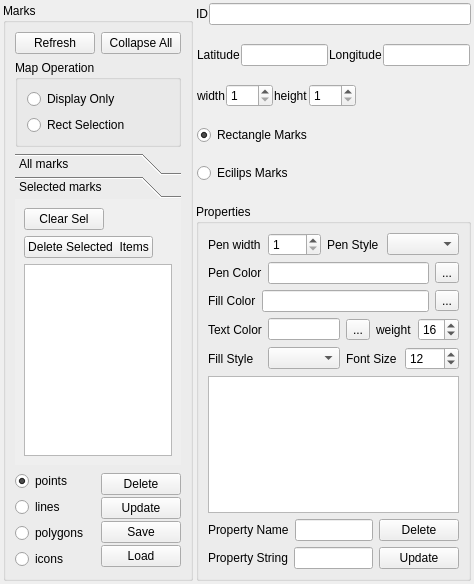
The window that qtvplugin_geomarker/qtvplugin_geomarker.ui (tgut/mercator.qtviewer) describes before a commit, drawn with Qt 5.
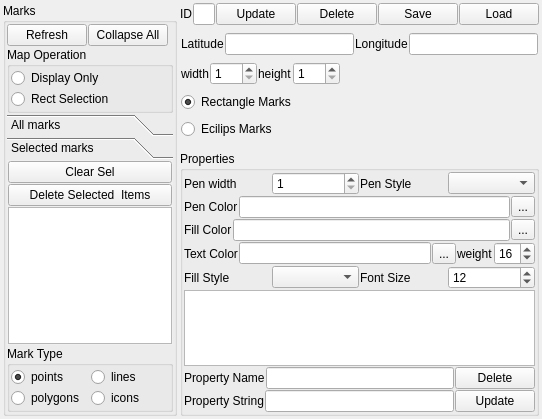
The same window after the commit. The open tabs and pages were chosen to show the change. Icons and pictures are not drawn.

Commit message: 1. sloved a radio button auto exclusive problem in geomarker. 2. sloved a tiny problem that selection  box's coord will be mis-calculated during rotating.

Diff of the .ui file:
```diff
--- a/qtvplugin_geomarker/qtvplugin_geomarker.ui
+++ b/qtvplugin_geomarker/qtvplugin_geomarker.ui
@@ -6,8 +6,8 @@
    <rect>
     <x>0</x>
     <y>0</y>
-    <width>469</width>
-    <height>483</height>
+    <width>542</width>
+    <height>419</height>
    </rect>
   </property>
   <property name="windowTitle">
@@ -38,7 +38,22 @@
      <property name="title">
       <string>Marks</string>
      </property>
-     <layout class="QVBoxLayout" name="verticalLayout_11">
+     <layout class="QVBoxLayout" name="verticalLayout">
+      <property name="spacing">
+       <number>1</number>
+      </property>
+      <property name="leftMargin">
+       <number>1</number>
+      </property>
+      <property name="topMargin">
+       <number>1</number>
+      </property>
+      <property name="rightMargin">
+       <number>1</number>
+      </property>
+      <property name="bottomMargin">
+       <number>1</number>
+      </property>
       <item>
        <layout class="QHBoxLayout" name="horizontalLayout_5">
         <item>
@@ -76,6 +91,21 @@
          <string>Map Operation</string>
         </property>
         <layout class="QVBoxLayout" name="verticalLayout_7">
+         <property name="spacing">
+          <number>1</number>
+         </property>
+         <property name="leftMargin">
+          <number>1</number>
+         </property>
+         <property name="topMargin">
+          <number>1</number>
+         </property>
+         <property name="rightMargin">
+          <number>1</number>
+         </property>
+         <property name="bottomMargin">
+          <number>1</number>
+         </property>
          <item>
           <widget class="QRadioButton" name="radioButton_display">
            <property name="text">
@@ -96,7 +126,7 @@
       <item>
        <widget class="QToolBox" name="toolBox_marks">
         <property name="sizePolicy">
-         <sizepolicy hsizetype="Preferred" vsizetype="MinimumExpanding">
+         <sizepolicy hsizetype="Preferred" vsizetype="Preferred">
           <horstretch>0</horstretch>
           <verstretch>0</verstretch>
          </sizepolicy>
@@ -152,16 +182,29 @@
           <rect>
            <x>0</x>
            <y>0</y>
-           <width>166</width>
-           <height>272</height>
+           <width>169</width>
+           <height>229</height>
           </rect>
          </property>
          <attribute name="label">
           <string>Selected marks</string>
          </attribute>
          <layout class="QVBoxLayout" name="verticalLayout_12">
-          <item>
-           <layout class="QHBoxLayout" name="horizontalLayout_21">
+          <property name="spacing">
+           <number>1</number>
+          </property>
+          <property name="leftMargin">
+           <number>1</number>
+          </property>
+          <property name="topMargin">
+           <number>1</number>
+          </property>
+          <property name="rightMargin">
+           <number>1</number>
+          </property>
+          <property name="bottomMargin">
+           <number>1</number>
+          </property>
             <item>
              <widget class="QPushButton" name="pushButton_sel_clear">
               <property name="text">
@@ -170,23 +213,6 @@
              </widget>
             </item>
             <item>
-             <spacer name="horizontalSpacer_5">
-              <property name="orientation">
-               <enum>Qt::Horizontal</enum>
-              </property>
-              <property name="sizeHint" stdset="0">
-               <size>
-                <width>40</width>
-                <height>20</height>
-               </size>
-              </property>
-             </spacer>
-            </item>
-           </layout>
-          </item>
-          <item>
-           <layout class="QHBoxLayout" name="horizontalLayout_22">
-            <item>
              <widget class="QPushButton" name="pushButton_sel_delselected">
               <property name="text">
                <string>Delete Selected  Items</string>
@@ -194,24 +220,9 @@
              </widget>
             </item>
             <item>
-             <spacer name="horizontalSpacer_6">
-              <property name="orientation">
-               <enum>Qt::Horizontal</enum>
-              </property>
-              <property name="sizeHint" stdset="0">
-               <size>
-                <width>40</width>
-                <height>20</height>
-               </size>
-              </property>
-             </spacer>
-            </item>
-           </layout>
-          </item>
-          <item>
            <widget class="QTableView" name="tableView_marks_sel">
             <property name="sizePolicy">
-             <sizepolicy hsizetype="Expanding" vsizetype="MinimumExpanding">
+             <sizepolicy hsizetype="Expanding" vsizetype="Preferred">
               <horstretch>0</horstretch>
               <verstretch>0</verstretch>
              </sizepolicy>
@@ -223,10 +234,27 @@
        </widget>
       </item>
       <item>
-       <layout class="QHBoxLayout" name="horizontalLayout_2">
-        <item>
-         <layout class="QVBoxLayout" name="verticalLayout">
-          <item>
+       <widget class="QGroupBox" name="groupBox_2">
+        <property name="title">
+         <string>Mark Type</string>
+        </property>
+        <layout class="QGridLayout" name="gridLayout">
+         <property name="leftMargin">
+          <number>1</number>
+         </property>
+         <property name="topMargin">
+          <number>1</number>
+         </property>
+         <property name="rightMargin">
+          <number>1</number>
+         </property>
+         <property name="bottomMargin">
+          <number>1</number>
+         </property>
+         <property name="spacing">
+          <number>1</number>
+         </property>
+         <item row="0" column="0">
            <widget class="QRadioButton" name="radioButton_tool_point">
             <property name="text">
              <string>points</string>
@@ -236,21 +264,21 @@
             </property>
            </widget>
           </item>
-          <item>
+         <item row="0" column="1">
            <widget class="QRadioButton" name="radioButton_tool_line">
             <property name="text">
              <string>lines</string>
             </property>
            </widget>
           </item>
-          <item>
+         <item row="1" column="0">
            <widget class="QRadioButton" name="radioButton_tool_polygon">
             <property name="text">
              <string>polygons</string>
             </property>
            </widget>
           </item>
-          <item>
+         <item row="1" column="1">
            <widget class="QRadioButton" name="radioButton_tool_icons">
             <property name="text">
              <string>icons</string>
@@ -258,19 +286,31 @@
            </widget>
           </item>
          </layout>
-        </item>
+       </widget>
+      </item>
+     </layout>
+    </widget>
+   </item>
         <item>
-         <layout class="QVBoxLayout" name="verticalLayout_3">
+    <layout class="QVBoxLayout" name="verticalLayout_8">
           <property name="spacing">
-           <number>0</number>
+      <number>1</number>
           </property>
           <item>
-           <widget class="QPushButton" name="pushButton_del">
+      <layout class="QHBoxLayout" name="horizontalLayout">
+       <property name="spacing">
+        <number>1</number>
+       </property>
+       <item>
+        <widget class="QLabel" name="label_3">
             <property name="text">
-             <string>Delete</string>
+          <string>ID</string>
             </property>
            </widget>
           </item>
+       <item>
+        <widget class="QLineEdit" name="lineEdit_currentID"/>
+       </item>
           <item>
            <widget class="QPushButton" name="pushButton_update">
             <property name="text">
@@ -278,6 +318,13 @@
             </property>
            </widget>
           </item>
+       <item>
+        <widget class="QPushButton" name="pushButton_del">
+         <property name="text">
+          <string>Delete</string>
+         </property>
+        </widget>
+       </item>
           <item>
            <widget class="QPushButton" name="pushButton_save">
             <property name="text">
@@ -294,30 +341,6 @@
           </item>
          </layout>
         </item>
-       </layout>
-      </item>
-     </layout>
-    </widget>
-   </item>
-   <item>
-    <layout class="QVBoxLayout" name="verticalLayout_8">
-     <property name="spacing">
-      <number>1</number>
-     </property>
-     <item>
-      <layout class="QHBoxLayout" name="horizontalLayout">
-       <item>
-        <widget class="QLabel" name="label_3">
-         <property name="text">
-          <string>ID</string>
-         </property>
-        </widget>
-       </item>
-       <item>
-        <widget class="QLineEdit" name="lineEdit_currentID"/>
-       </item>
-      </layout>
-     </item>
      <item>
       <widget class="QStackedWidget" name="stackedWidget_marks">
        <property name="sizePolicy">
@@ -360,6 +383,9 @@
            <property name="spacing">
             <number>1</number>
            </property>
+           <property name="sizeConstraint">
+            <enum>QLayout::SetMaximumSize</enum>
+           </property>
            <item>
             <widget class="QLabel" name="label_4">
              <property name="text">
@@ -731,6 +757,21 @@
         <string>Properties</string>
        </property>
        <layout class="QVBoxLayout" name="verticalLayout_5">
+        <property name="spacing">
+         <number>1</number>
+        </property>
+        <property name="leftMargin">
+         <number>1</number>
+        </property>
+        <property name="topMargin">
+         <number>1</number>
+        </property>
+        <property name="rightMargin">
+         <number>1</number>
+        </property>
+        <property name="bottomMargin">
+         <number>1</number>
+        </property>
         <item>
          <layout class="QHBoxLayout" name="horizontalLayout_6">
           <item>
```
Left out of the diff: 2 changed lines with no effect on the pictures. Lines whose indentation alone changed are shown as unchanged. The commit also changes 1 other file.
